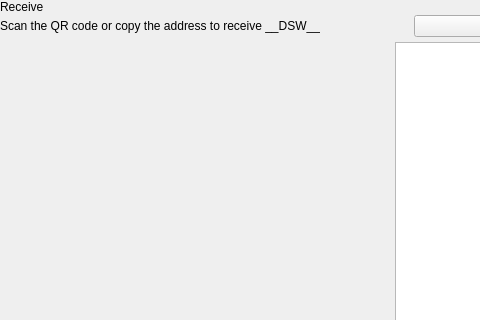
Qt form src/qt/pivx/forms/receivewidget.ui (decenomy/DSW) before a commit; both pictures show x 0 to 480 and y 0 to 320 of the 629 by 629 pixel window.
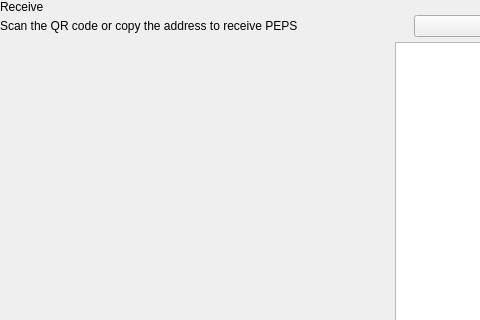
The same form after that commit. Custom widgets are drawn as their Qt base class.

```diff
--- a/src/qt/pivx/forms/receivewidget.ui
+++ b/src/qt/pivx/forms/receivewidget.ui
@@ -78,7 +78,7 @@
             <item alignment="Qt::AlignTop">
              <widget class="QLabel" name="labelSubtitle1">
               <property name="text">
-               <string>Scan the QR code or copy the address to receive __DSW__</string>
+               <string>Scan the QR code or copy the address to receive PEPS</string>
               </property>
              </widget>
             </item>
```
